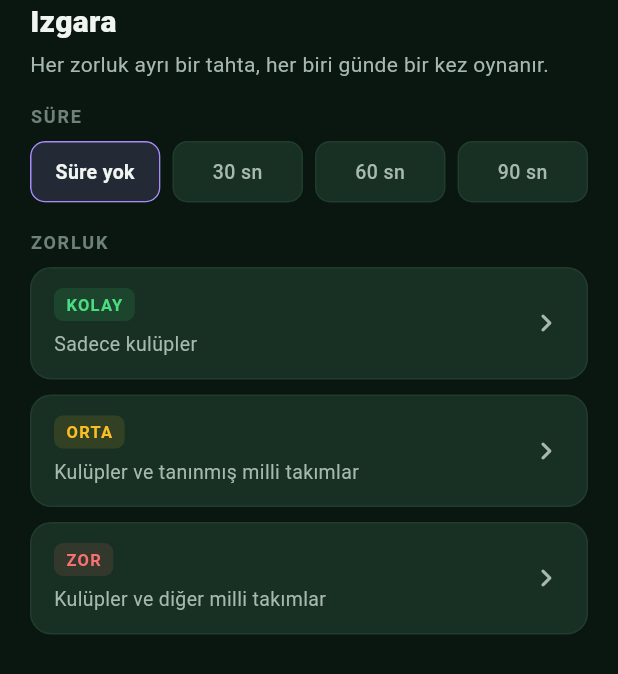
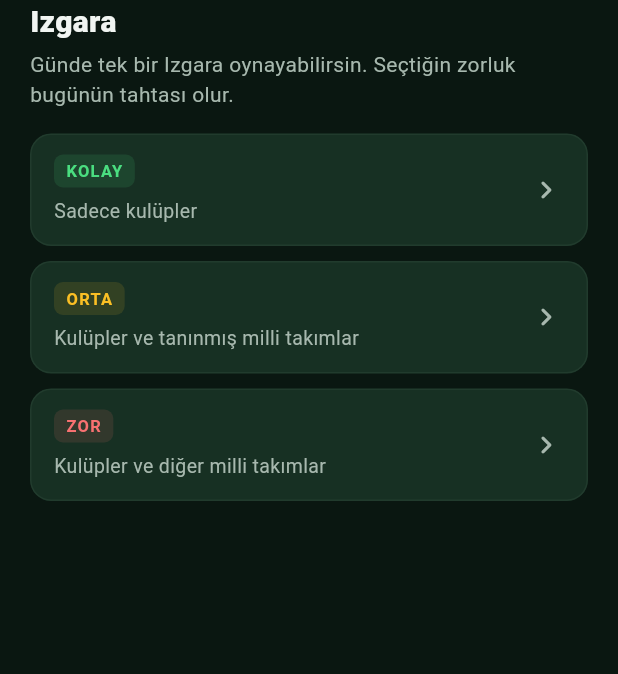
Before and after one commit to BalciAbdulkadir/ScoutIQ, a Flutter app: the IzgaraZorlukSecimi widget shown alone on an empty page, opened directly, on a phone screen of 412 x 824 dp. Shown: the top 674 px of the screen. Run offline on Flutter 3.47's test engine with Material 3 defaults, Android fonts, the light colour scheme and no system bars; our stand-ins replace flutter_riverpod, google_sign_in, supabase_flutter; accounts and stored records are empty; network calls fail.

Commit message:
feat: izgarada once zorluk sonra sure ekrani, gunde tek izgara

```diff
--- a/mobile/lib/models/izgara.dart
+++ b/mobile/lib/models/izgara.dart
@@ -4,8 +4,6 @@ const izgaraBoyutu = 3;
 
 // Oyuncunun tahtaya başlarken seçebileceği süreler (saniye). null: süre yok. Süre bütün tahta içindir.
 const izgaraSureleri = <int?>[null, 30, 60, 90];
-
-String izgaraSureMetni(int? sure) => sure == null ? 'Süre yok' : '$sure sn';
 
 // Bir Izgara ekranını açan seçim. Süre sadece yeni başlanan tahtada kullanılır;
 // yarım kalan tahtanın süresi sunucudan okunur.
--- a/mobile/lib/models/oyun_modu.dart
+++ b/mobile/lib/models/oyun_modu.dart
@@ -11,7 +11,7 @@ class OyunModu {
   final Color renk;
   final OyunDurumu durum;
   final int? maksimumSkor;
-  // Doluysa mod birden fazla ayrı günlük oyundan oluşur (ör. Izgara'nın kolay/orta/zor tahtaları)
+  // Doluysa mod birden fazla ayrı günlük oyundan oluşur (ör. Izgara'nın kolay/orta/zor tahtaları); kullanıcı günde bunlardan birini oynar
   final List<String>? altTipler;
 
   const OyunModu({
@@ -58,7 +58,7 @@ const List<OyunModu> oyunModlari = [
     renk: Renkler.izgara,
     durum: OyunDurumu.aktif,
     maksimumSkor: 9,
-    // Kolay, orta ve zor ayrı oyunlardır, her biri günde bir kez oynanır
+    // Kolay, orta ve zor ayrı tahtalardır; kullanıcı günde bunlardan yalnızca birini oynar
     altTipler: ['izgara_kolay', 'izgara_orta', 'izgara_zor'],
   ),
   OyunModu(
--- a/mobile/lib/providers/izgara_provider.dart
+++ b/mobile/lib/providers/izgara_provider.dart
@@ -4,6 +4,8 @@ import '../models/oyuncu_oneri.dart';
 import '../providers/hub_provider.dart';
 import '../services/gunluk_oyun.dart';
 import '../services/oyun_deposu.dart';
+
+const baskaIzgaraMesaji = 'Bugünün Izgarasını başka bir zorlukta oynadın. Yeni tahta gece yarısı açılıyor.';
 
 enum IzgaraDurumu { yukleniyor, oynaniyor, bitti, oyunYok, hata }
 
@@ -125,6 +127,10 @@ class IzgaraNotifier extends Notifier<IzgaraState> {
         } on KayitZatenVar {
           // Aynı anda başka bir cihazda açılmış: o kayıtla devam ediliyor
           kayit = await _depo.oyunKaydi(kullaniciId, zorluk.oyunTipi, tarih) ?? {'durum': 'basladi'};
+        } on BaskaIzgaraOynandi {
+          if (!ref.mounted) return;
+          state = state.copyWith(durum: IzgaraDurumu.hata, hataMesaji: baskaIzgaraMesaji);
+          return;
         }
       }
 
--- a/mobile/lib/screens/izgara_screen.dart
+++ b/mobile/lib/screens/izgara_screen.dart
@@ -93,6 +93,12 @@ class IzgaraScreen extends ConsumerWidget {
     switch (state.durum) {
       case IzgaraDurumu.yukleniyor:
         return const Center(child: CircularProgressIndicator());
+      case IzgaraDurumu.hata when state.hataMesaji == baskaIzgaraMesaji:
+        return const OyunMesajKarti(
+          ikon: Icons.lock_clock_rounded,
+          baslik: 'Bugünkü hakkını kullandın',
+          aciklama: baskaIzgaraMesaji,
+        );
       case IzgaraDurumu.hata:
         return OyunMesajKarti(
           ikon: Icons.wifi_off_rounded,
--- a/mobile/lib/services/oyun_deposu.dart
+++ b/mobile/lib/services/oyun_deposu.dart
@@ -5,6 +5,9 @@ import '../models/oyuncu_oneri.dart';
 
 // Aynı gün aynı oyun için kayıt zaten varsa (örneğin başka bir cihazda başlanmışsa) fırlatılır
 class KayitZatenVar implements Exception {}
+
+// Kullanıcı bugün başka bir zorlukta Izgara'ya başlamış: günde tek Izgara oynanır (014_izgara_gunde_bir.sql)
+class BaskaIzgaraOynandi implements Exception {}
 
 // Oyunların veritabanı işlemleri. Oyun mantığı bu arayüz üzerinden çalışır,
 // böylece testlerde Supabase yerine sahte bir depo verilebilir.
@@ -122,6 +125,7 @@ class SupabaseOyunDeposu implements OyunDeposu {
     } on PostgrestException catch (e) {
       // 23505: aynı gün için kayıt zaten var
       if (e.code == '23505') throw KayitZatenVar();
+      if (e.hint == 'izgara_gunde_bir') throw BaskaIzgaraOynandi();
       rethrow;
     }
   }
--- a/mobile/lib/widgets/izgara_zorluk_secimi.dart
+++ b/mobile/lib/widgets/izgara_zorluk_secimi.dart
@@ -3,56 +3,56 @@ import 'package:flutter_riverpod/flutter_riverpod.dart';
 import '../models/izgara.dart';
 import '../providers/hub_provider.dart';
 import '../screens/izgara_screen.dart';
+import '../screens/izgara_sure_screen.dart';
 import '../theme/renkler.dart';
 import 'oyun_ortak.dart';
 
-// Hub'da Izgara kartına dokununca çağrılır. Yarım kalan bir tahta varsa zorluk ve süre sorulmadan o tahta
-// kaldığı yerden (kalan süresiyle) açılır; yoksa zorluk ve süre seçimi gösterilir. Dönünce hub tazelenir.
+// Hub'da Izgara kartına dokununca çağrılır. Kullanıcı günde tek bir Izgara oynar (kolay, orta ya da zor):
+// bugün bir tahtaya başladıysa zorluk ve süre sorulmadan o tahta açılır (yarımsa kalan süresiyle, bittiyse sonucuyla).
+// Başlamadıysa önce zorluk, sonra ayrı ekranda süre seçilir. Dönünce hub tazelenir.
 Future<void> izgaraAc(BuildContext context, WidgetRef ref) async {
-  IzgaraAcilisi? secilen;
+  IzgaraAcilisi? acilis;
   try {
-    final devamEden = await ref.read(devamEdenIzgaraProvider.future);
-    if (devamEden != null) secilen = (zorluk: devamEden, sure: null);
+    final bugunku = await ref.read(bugunkuIzgaraProvider.future);
+    if (bugunku != null) acilis = (zorluk: bugunku.zorluk, sure: null);
   } catch (_) {
-    // Bilinmiyorsa zorluk seçimi gösterilir; yarım tahta seçilince yine kaldığı yerden açılır
+    // Bilinmiyorsa seçim gösterilir; sunucu ikinci bir Izgara'nın başlatılmasına zaten izin vermez
   }
   if (!context.mounted) return;
 
-  secilen ??= await showModalBottomSheet<IzgaraAcilisi>(
+  if (acilis == null) {
+    final zorluk = await showModalBottomSheet<IzgaraZorlugu>(
       context: context,
       backgroundColor: Renkler.yuzey,
       showDragHandle: true,
-    // Süre ve zorluk birlikte varsayılan yarım ekrana sığmıyor: içerik kadar uzar, küçük ekranda kaydırılır
       isScrollControlled: true,
       builder: (context) => const IzgaraZorlukSecimi(),
     );
-  if (secilen == null || !context.mounted) return;
+    if (zorluk == null || !context.mounted) return;
 
-  final acilis = secilen;
+    acilis = await Navigator.push<IzgaraAcilisi>(
+      context,
+      MaterialPageRoute(builder: (context) => IzgaraSureScreen(zorluk: zorluk)),
+    );
+    if (acilis == null || !context.mounted) return;
+  }
+
+  final secilen = acilis;
   await Navigator.push(
     context,
-    MaterialPageRoute(builder: (context) => IzgaraScreen(zorluk: acilis.zorluk, sure: acilis.sure)),
+    MaterialPageRoute(builder: (context) => IzgaraScreen(zorluk: secilen.zorluk, sure: secilen.sure)),
   );
   if (!context.mounted) return;
   ref.invalidate(bugunOynananlarProvider);
-  ref.invalidate(devamEdenIzgaraProvider);
+  ref.invalidate(bugunkuIzgaraProvider);
 }
 
-class IzgaraZorlukSecimi extends ConsumerStatefulWidget {
+// Zorluk seçimi. Seçilen zorlukla kapanır.
+class IzgaraZorlukSecimi extends StatelessWidget {
   const IzgaraZorlukSecimi({super.key});
 
   @override
-  ConsumerState<IzgaraZorlukSecimi> createState() => _IzgaraZorlukSecimiState();
-}
-
-class _IzgaraZorlukSecimiState extends ConsumerState<IzgaraZorlukSecimi> {
-  int? _sure; // Seçilen süre; null: süre yok
-
-  @override
   Widget build(BuildContext context) {
-    final oynananlar = ref.watch(bugunOynananlarProvider);
-    final skorlar = oynananlar.hasValue ? oynananlar.requireValue : const <String, int>{};
-
     return SafeArea(
       child: SingleChildScrollView(
         padding: const EdgeInsets.fromLTRB(20, 0, 20, 16),
@@ -66,28 +66,12 @@ class _IzgaraZorlukSecimiState extends ConsumerState<IzgaraZorlukSecimi> {
             ),
             const SizedBox(height: 4),
             const Text(
-              'Her zorluk ayrı bir tahta, her biri günde bir kez oynanır.',
+              'Günde tek bir Izgara oynayabilirsin. Seçtiğin zorluk bugünün tahtası olur.',
               style: TextStyle(color: Renkler.metinIkincil, fontSize: 14, height: 1.4),
             ),
             const SizedBox(height: 16),
-            const Text(
-              'SÜRE',
-              style: TextStyle(color: Renkler.metinSoluk, fontSize: 12, fontWeight: FontWeight.w700, letterSpacing: 1.2),
-            ),
-            const SizedBox(height: 8),
-            _SureSecimi(secilen: _sure, onSecildi: (sure) => setState(() => _sure = sure)),
-            const SizedBox(height: 18),
-            const Text(
-              'ZORLUK',
-              style: TextStyle(color: Renkler.metinSoluk, fontSize: 12, fontWeight: FontWeight.w700, letterSpacing: 1.2),
-            ),
-            const SizedBox(height: 8),
             for (final zorluk in IzgaraZorlugu.values) ...[
-              _ZorlukSatiri(
-                zorluk: zorluk,
-                skor: skorlar[zorluk.oyunTipi],
-                onSecildi: () => Navigator.pop<IzgaraAcilisi>(context, (zorluk: zorluk, sure: _sure)),
-              ),
+              _ZorlukSatiri(zorluk: zorluk, onSecildi: () => Navigator.pop<IzgaraZorlugu>(context, zorluk)),
               const SizedBox(height: 10),
             ],
           ],
@@ -97,69 +81,11 @@ class _IzgaraZorlukSecimiState extends ConsumerState<IzgaraZorlukSecimi> {
   }
 }
 
-// Süre yok / 30 / 60 / 90 sn. Süre bütün tahta içindir, oyun başlayınca değiştirilemez.
-class _SureSecimi extends StatelessWidget {
-  final int? secilen;
-  final ValueChanged<int?> onSecildi;
-
-  const _SureSecimi({required this.secilen, required this.onSecildi});
-
-  @override
-  Widget build(BuildContext context) {
-    return Row(
-      children: [
-        for (var i = 0; i < izgaraSureleri.length; i++) ...[
-          if (i > 0) const SizedBox(width: 8),
-          Expanded(child: _SureSecenegi(sure: izgaraSureleri[i], secili: izgaraSureleri[i] == secilen, onTap: onSecildi)),
-        ],
-      ],
-    );
-  }
-}
-
-class _SureSecenegi extends StatelessWidget {
-  final int? sure;
-  final bool secili;
-  final ValueChanged<int?> onTap;
-
-  const _SureSecenegi({required this.sure, required this.secili, required this.onTap});
-
-  @override
-  Widget build(BuildContext context) {
-    return Material(
-      color: secili ? Renkler.izgara.withValues(alpha: 0.16) : Renkler.yuzeyYuksek,
-      shape: RoundedRectangleBorder(
-        borderRadius: BorderRadius.circular(10),
-        side: BorderSide(color: secili ? Renkler.izgara : Renkler.kenar),
-      ),
-      clipBehavior: Clip.antiAlias,
-      child: InkWell(
-        onTap: () => onTap(sure),
-        child: Padding(
-          padding: const EdgeInsets.symmetric(vertical: 11),
-          child: Text(
-            izgaraSureMetni(sure),
-            textAlign: TextAlign.center,
-            maxLines: 1,
-            overflow: TextOverflow.ellipsis,
-            style: TextStyle(
-              color: secili ? Renkler.metin : Renkler.metinIkincil,
-              fontSize: 13,
-              fontWeight: secili ? FontWeight.w700 : FontWeight.w500,
-            ),
-          ),
-        ),
-      ),
-    );
-  }
-}
-
 class _ZorlukSatiri extends StatelessWidget {
   final IzgaraZorlugu zorluk;
-  final int? skor; // null: bugün bitirilmedi
   final VoidCallback onSecildi;
 
-  const _ZorlukSatiri({required this.zorluk, required this.skor, required this.onSecildi});
+  const _ZorlukSatiri({required this.zorluk, required this.onSecildi});
 
   @override
   Widget build(BuildContext context) {
@@ -189,19 +115,6 @@ class _ZorlukSatiri extends StatelessWidget {
                 ),
               ),
               const SizedBox(width: 12),
-              if (skor != null)
-                Row(
-                  mainAxisSize: MainAxisSize.min,
-                  children: [
-                    Text(
-                      '$skor/9',
-                      style: const TextStyle(color: Renkler.metin, fontSize: 16, fontWeight: FontWeight.w700),
-                    ),
-                    const SizedBox(width: 6),
-                    const Icon(Icons.check_circle, color: Renkler.basari, size: 16),
-                  ],
-                )
-              else
               const Icon(Icons.chevron_right_rounded, color: Renkler.metinIkincil),
             ],
           ),
```
Also changed, not shown: mobile/lib/providers/hub_provider.dart (+12 -7 lines), mobile/lib/screens/home_screen.dart (+12 -10 lines), mobile/lib/screens/izgara_sure_screen.dart (added, +111 -0 lines), mobile/lib/widgets/oyun_karti.dart (+0 -25 lines), 5 other files. Lines whose indentation alone changed are shown as unchanged.
